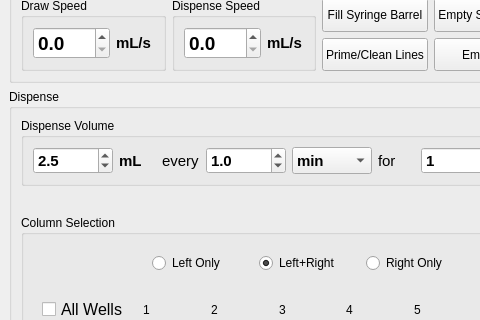
Above: Wash_GUI/mainwindow.ui from Wyss/automated-chromatography before the change; both pictures show x 0 to 480 and y 197 to 517 of the 577 by 913 pixel window. Below: the same form after it.
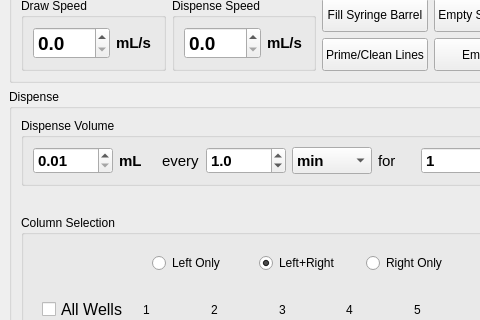
That is the form after the change. Icons and pictures are not drawn.

Commit message:
Fixed default dispense vol
Dispense vol needed update to default to 1 stroke split into 3 wells
instead of 2 wells (from 2.5ml to 1.66ml). Increased dispense volume
precision to 2 decimals.

```diff
--- a/Wash_GUI/mainwindow.ui
+++ b/Wash_GUI/mainwindow.ui
@@ -734,17 +734,14 @@
                <string>Volume to dispense each rep</string>
               </property>
               <property name="decimals">
-               <number>1</number>
+               <number>2</number>
               </property>
               <property name="minimum">
-               <double>0.100000000000000</double>
+               <double>0.010000000000000</double>
               </property>
               <property name="singleStep">
                <double>0.500000000000000</double>
               </property>
-              <property name="value">
-               <double>2.500000000000000</double>
-              </property>
              </widget>
             </item>
             <item>
```
The commit also changes 2 other files.
